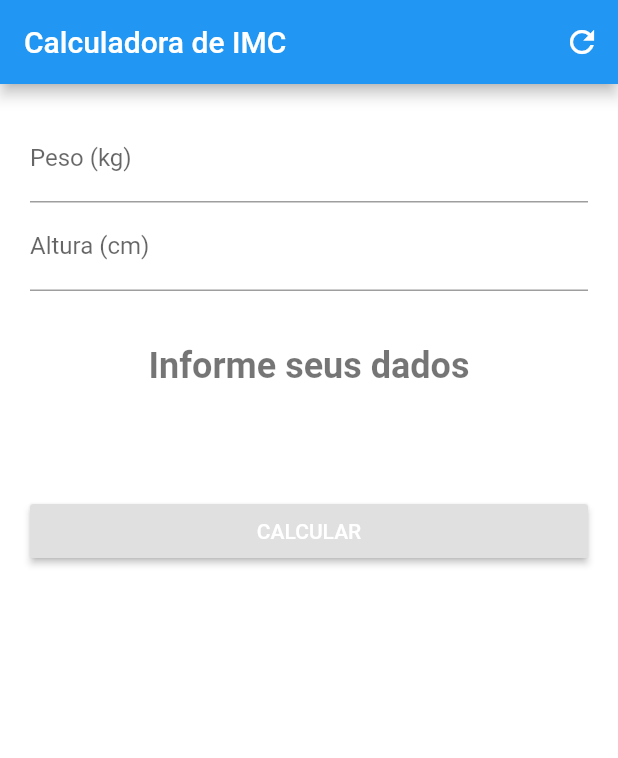
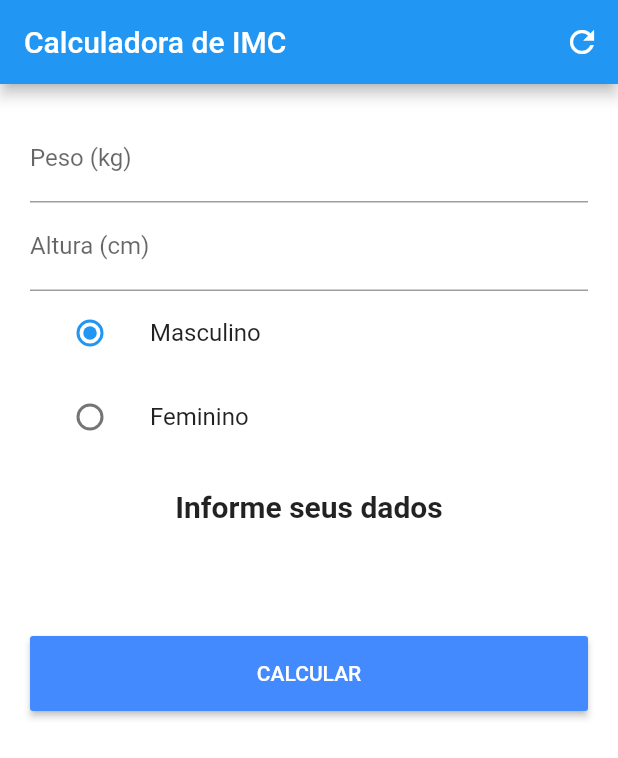
Before and after one commit to analopesdev/calculator-imc-flutter, a Flutter app: the screen it shows after launch, on a phone screen of 412 x 824 dp. Shown: the top 758 px of the screen. Run offline on Flutter 3.47's test engine with Material 2 defaults, Android fonts, the phone set to English and light mode, and no system bars.

Commit message:
Criar um classe Pessoa com os atributos (peso, altura e gênero), criar métodos para calcular IMC e classificar;

```diff
--- a/lib/main.dart
+++ b/lib/main.dart
@@ -1,12 +1,13 @@
+import 'package:calculadora_imc/pessoa.dart';
 import 'package:flutter/material.dart';
-import 'package:calculadora_imc/pessoa.dart';
 
-void main() => runApp(
-      MaterialApp(
+//enum SingingCharacter { masculino, feminino }
+String _character = "masculino";
+
+void main() => runApp(MaterialApp(
       home: Home(),
       debugShowCheckedModeBanner: false,
-      ),
-    );
+    ));
 
 class Home extends StatefulWidget {
   @override
@@ -14,11 +15,14 @@ class Home extends StatefulWidget {
 }
 
 class _HomeState extends State<Home> {
+  TextEditingController _weightController = TextEditingController();
+  TextEditingController _heightController = TextEditingController();
   GlobalKey<FormState> _formKey = GlobalKey<FormState>();
 
-  TextEditingController _weightController = TextEditingController();
-  TextEditingController _heightController = TextEditingController();
   String _result;
+  String _imc;
+  Color _color;
+  Pessoa pessoa = new Pessoa();
 
   @override
   void initState() {
@@ -30,21 +34,28 @@ class _HomeState extends State<Home> {
     _weightController.text = '';
     _heightController.text = '';
     setState(() {
-      _result = 'Informe seus dados';
+      _imc = 'Informe seus dados';
+      _result = '';
+      _color = Colors.black;
+    });
+  }
+
+  void calculateImc() {
+    setState(() {
+      pessoa.setPeso(double.parse(_weightController.text));
+      pessoa.setAltura(double.parse(_heightController.text));
+      pessoa.setGenero(_character);
+
+      _imc = "IMC: " + pessoa.calcula();
+      _result = pessoa.classifica();
+      _color = pessoa.getCor();
     });
   }
 
   @override
   Widget build(BuildContext context) {
     return Scaffold(
-        appBar: buildAppBar(),
-        backgroundColor: Colors.white,
-        body: SingleChildScrollView(
-            padding: EdgeInsets.all(20.0), child: buildForm()));
-  }
-
-  AppBar buildAppBar() {
-    return AppBar(
+        appBar: AppBar(
           title: Text('Calculadora de IMC'),
           backgroundColor: Colors.blue,
           actions: <Widget>[
@@ -55,90 +66,86 @@ class _HomeState extends State<Home> {
               },
             )
           ],
-    );
-  }
-
-  Form buildForm() {
-    return Form(
+        ),
+        backgroundColor: Colors.white,
+        body: SingleChildScrollView(
+            padding: EdgeInsets.all(20.0),
+            child: Form(
                 key: _formKey,
                 child: Column(
                   crossAxisAlignment: CrossAxisAlignment.stretch,
                   children: <Widget>[
-          buildTextFormField(
-              label: "Peso (kg)",
-              error: "Insira seu peso!",
-              controller: _weightController),
-          buildTextFormField(
-              label: "Altura (cm)",
-              error: "Insira uma altura!",
-              controller: _heightController),
-          buildTextResult(),
-          buildCalculateButton(),
-        ],
+                    TextFormField(
+                      keyboardType: TextInputType.number,
+                      decoration: InputDecoration(labelText: 'Peso (kg)'),
+                      controller: _weightController,
+                      validator: (text) {
+                        return text.isEmpty ? "Insira seu peso!" : null;
+                      },
                     ),
-    );
-  }
-
-  void calculateImc() {
-    double weight = double.parse(_weightController.text);
-    double height = double.parse(_heightController.text) / 100.0;
-    double imc = weight / (height * height);
-
+                    TextFormField(
+                      keyboardType: TextInputType.number,
+                      decoration: InputDecoration(labelText: 'Altura (cm)'),
+                      controller: _heightController,
+                      validator: (text) {
+                        return text.isEmpty ? "Insira sua altura!" : null;
+                      },
+                    ),
+                    ListTile(
+                      title: const Text('Masculino'),
+                      leading: Radio(
+                        value: "masculino",
+                        groupValue: _character,
+                        onChanged: (String value) {
                           setState(() {
-      _result = "IMC = ${imc.toStringAsPrecision(2)}\n";
-      if (imc < 18.6)
-        _result += "Abaixo do peso";
-      else if (imc < 25.0)
-        _result += "Peso ideal";
-      else if (imc < 30.0)
-        _result += "Levemente acima do peso";
-      else if (imc < 35.0)
-        _result += "Obesidade Grau I";
-      else if (imc < 40.0)
-        _result += "Obesidade Grau II";
-      else
-        _result += "Obesidade Grau IIII";
+                            _character = value;
                           });
-  }
-
-  Widget buildCalculateButton() {
-    return Padding(
-      padding: EdgeInsets.symmetric(vertical: 36.0),
+                        },
+                      ),
+                    ),
+                    ListTile(
+                      title: const Text('Feminino'),
+                      leading: Radio(
+                        value: "feminino",
+                        groupValue: _character,
+                        onChanged: (String value) {
+                          setState(() {
+                            _character = value;
+                          });
+                        },
+                      ),
+                    ),
+                    Padding(
+                      padding: EdgeInsets.only(top: 20.0),
+                      child: Text(_imc,
+                          textAlign: TextAlign.center,
+                          style: new TextStyle(
+                              fontSize: 20.0, fontWeight: FontWeight.bold)),
+                    ),
+                    Padding(
+                      padding: EdgeInsets.only(top: 10.0),
+                      child: Text(_result,
+                          textAlign: TextAlign.center,
+                          style: new TextStyle(
+                              fontSize: 30.0,
+                              fontWeight: FontWeight.bold,
+                              color: _color)),
+                    ),
+                    Padding(
+                        padding: EdgeInsets.symmetric(vertical: 30.0),
+                        child: Container(
+                            height: 50,
                             child: RaisedButton(
+                              color: Colors.blueAccent,
                               onPressed: () {
                                 if (_formKey.currentState.validate()) {
                                   calculateImc();
                                 }
                               },
-        child: Text('CALCULAR', style: TextStyle(color: Colors.white)),
-      ),
-    );
-  }
-
-  Widget buildTextResult() {
-    return Padding(
-      padding: EdgeInsets.symmetric(vertical: 36.0),
-      child: Text(
-        _result,
-        textAlign: TextAlign.center,
-        style: TextStyle(
-          fontSize: 24,
-          fontWeight: FontWeight.bold,
-          color: Colors.black54,
-        ),
-      ),
-    );
-  }
-
-  Widget buildTextFormField(
-      {TextEditingController controller, String error, String label}) {
-    return TextFormField(
-      keyboardType: TextInputType.number,
-      decoration: InputDecoration(labelText: label),
-      controller: controller,
-      validator: (text) {
-        return text.isEmpty ? error : null;
-      },
-    );
+                              child: Text('CALCULAR',
+                                  style: TextStyle(color: Colors.white)),
+                            ))),
+                  ],
+                ))));
   }
 }
```
Also changed, not shown: lib/pessoa.dart (+57 -54 lines). Lines whose indentation alone changed are shown as unchanged.
